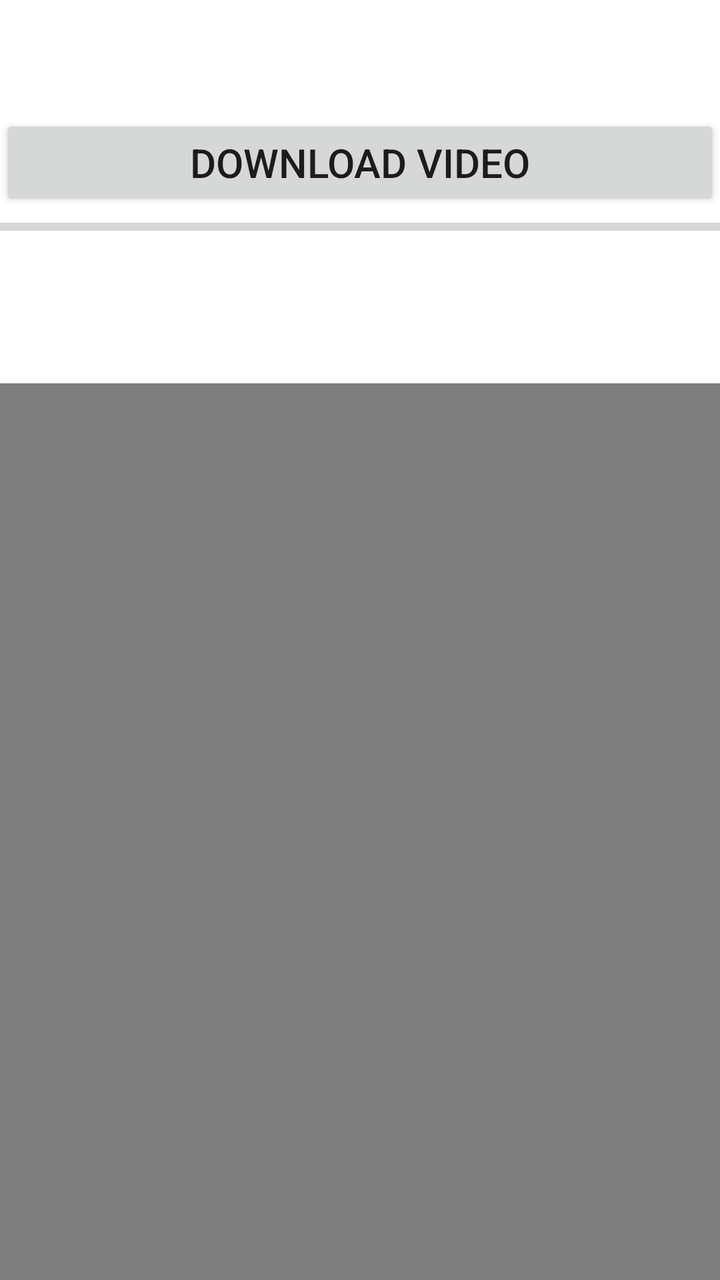
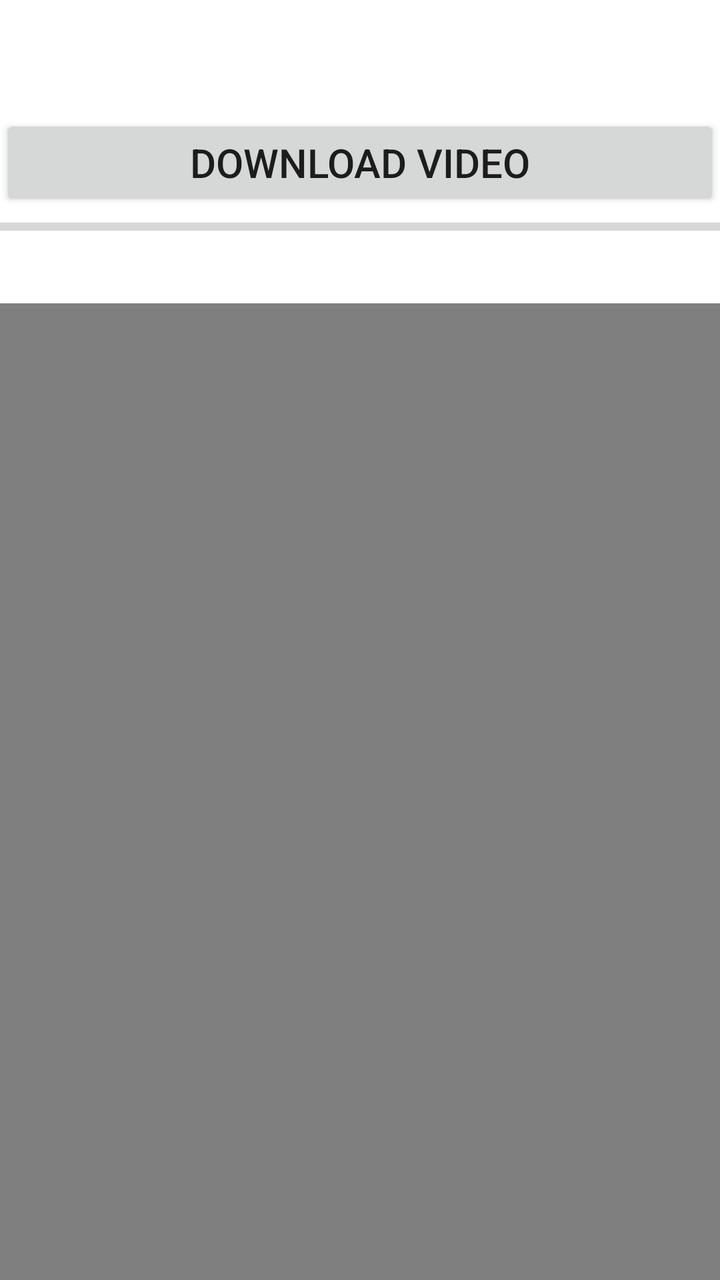

Screens rendered from an Android XML layout before and after an edit, with the pre-edit source and the edit as a unified diff.
<!-- AndroidManifest.xml: application theme Theme.Front2 -->
<!-- res/layout/fragment_video_player.xml -->
<?xml version="1.0" encoding="utf-8"?>
<LinearLayout xmlns:android="http://schemas.android.com/apk/res/android"
    xmlns:tools="http://schemas.android.com/tools"
    android:layout_width="match_parent"
    android:layout_height="match_parent"
    xmlns:app="http://schemas.android.com/apk/res-auto"
    android:layout_marginTop="10dp"
    android:layout_marginHorizontal="10dp"
    android:orientation="vertical"
    tools:context=".home.user.course.resource.VideoPlayerFragment">

    <TextView
        android:id="@+id/video_title"
        android:layout_width="match_parent"
        android:layout_height="wrap_content"
        android:textSize="20sp" />

    <TextView
        android:id="@+id/warning_label"
        android:layout_width="match_parent"
        android:layout_height="wrap_content"
        android:textSize="15sp"
        android:textColor="@color/orange" />

    <LinearLayout
        android:layout_width="match_parent"
        android:layout_height="wrap_content"
        android:orientation="vertical"
        android:layout_marginTop="10dp">

        <Button
            android:id="@+id/download_video_button"
            android:layout_width="match_parent"
            android:layout_height="wrap_content"
            android:text="@string/detail_video_download"
            android:textSize="20sp" />

        <ProgressBar
            android:id="@+id/video_download_bar"
            android:layout_width="match_parent"
            android:layout_height="wrap_content"
            android:max="100"
            style="?android:attr/progressBarStyleHorizontal"
            android:layout_marginBottom="50dp"
            app:layout_constraintLeft_toLeftOf="parent"
            app:layout_constraintRight_toRightOf="parent"
            app:layout_constraintBottom_toBottomOf="parent"/>

        <TextView
            android:id="@+id/video_download_progress_label"
            android:layout_width="match_parent"
            android:layout_height="wrap_content"
            android:textSize="15sp" />

    </LinearLayout>

    <VideoView
        android:id="@+id/detail_video_view"
        android:layout_width="match_parent"
        android:layout_height="match_parent" />
</LinearLayout>
<!-- resources referenced by this layout -->
<resources>
  <color name="orange">#FFA500</color>
  <string name="detail_video_download">Download video</string>
  <style name="Theme.Front2" parent="Theme.MaterialComponents.DayNight.NoActionBar">
          
          <item name="colorPrimary">@color/royalBlue</item>
          <item name="colorPrimaryVariant">@color/lightSkyBlue</item>
          <item name="colorOnPrimary">@color/white</item>
          
          <item name="colorSecondary">@color/deepSkyBlue1</item>
          <item name="colorSecondaryVariant">@color/deepSkyBlue3</item>
          <item name="colorOnSecondary">@color/WhiteSmoke</item>
          
          <item name="android:statusBarColor" tools:targetApi="l">?attr/colorPrimary</item>
          
      </style>
  <color name="royalBlue">#4169E1</color>
  <color name="lightSkyBlue">#87CEFA</color>
  <color name="white">#FFFFFFFF</color>
  <color name="deepSkyBlue1">#00BFFF</color>
  <color name="deepSkyBlue3">#009ACD</color>
  <color name="WhiteSmoke">#F5F5F5</color>
</resources>

<!-- the commit's change to res/layout/fragment_video_player.xml (unified diff, before → after) -->
@@ -41,7 +41,7 @@
             android:layout_height="wrap_content"
             android:max="100"
             style="?android:attr/progressBarStyleHorizontal"
-            android:layout_marginBottom="50dp"
+            android:layout_marginBottom="10dp"
             app:layout_constraintLeft_toLeftOf="parent"
             app:layout_constraintRight_toRightOf="parent"
             app:layout_constraintBottom_toBottomOf="parent"/>
